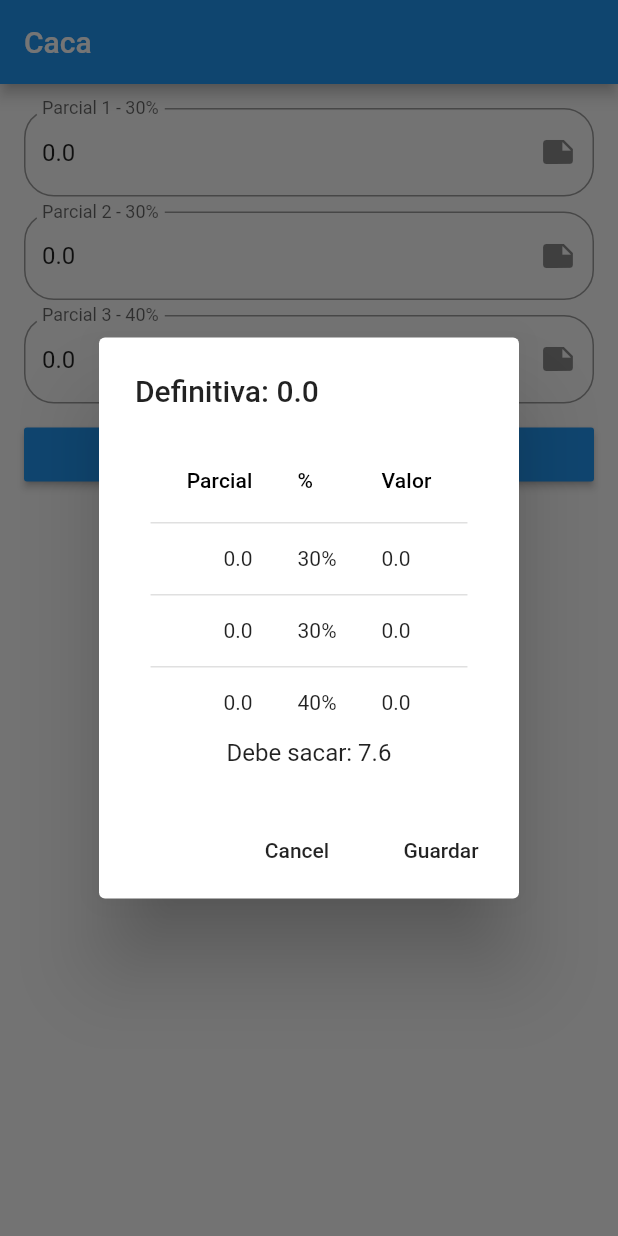
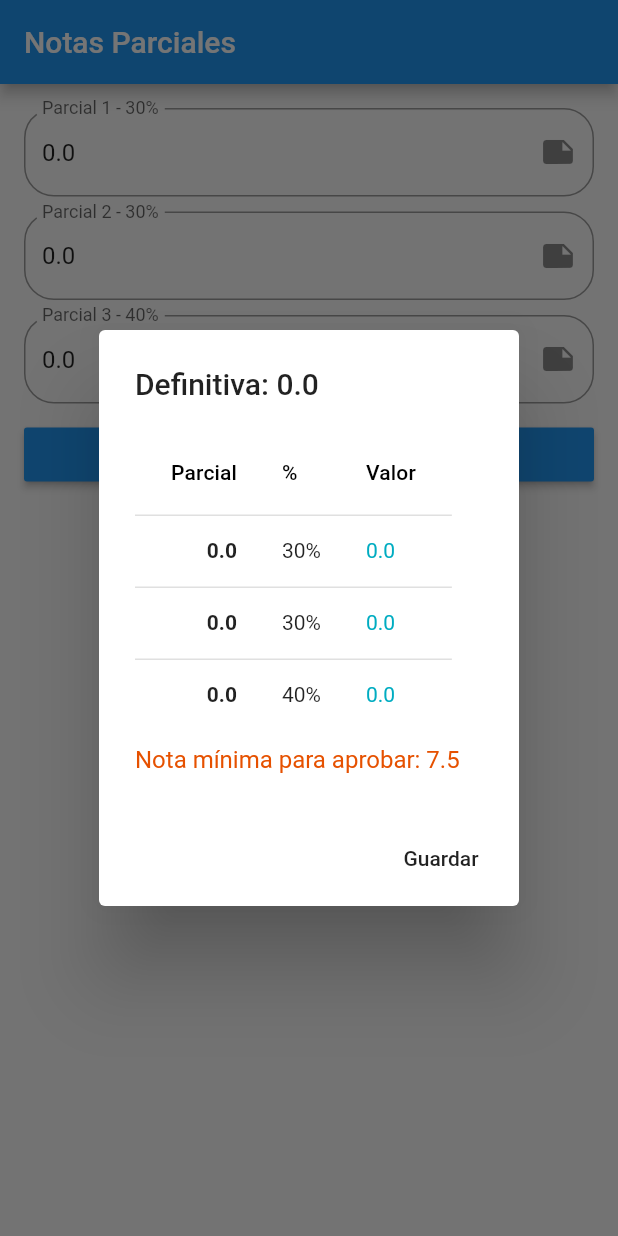
Before and after one commit to durosero/notas_parciales, a Flutter app: the screen it shows after launch, after a tap on "Calcular", on a phone screen of 412 x 824 dp. Run offline on Flutter 3.47's test engine with Material 2 defaults, Android fonts, the phone set to English and light mode, and no system bars.

Commit message:
Correccion de colores y titulo

```diff
--- a/lib/inicio.dart
+++ b/lib/inicio.dart
@@ -23,7 +23,7 @@ class _InicioState extends State<Inicio> {
   Widget build(BuildContext context) {
     return Scaffold(
       appBar: AppBar(
-        title: Text('Caca'),
+        title: Text('Notas Parciales'),
       ),
       body: Center(
         child: Container(
@@ -102,20 +102,19 @@ class _InicioState extends State<Inicio> {
           return AlertDialog(
             title: Text("Definitiva: " + calcularDef().toString()),
             content: Column(
+              crossAxisAlignment: CrossAxisAlignment.start,
               mainAxisSize: MainAxisSize.min,
               children: <Widget>[
               _tabla(),
-              Text("Debe sacar: " + calculaFinal(calcularDef()).toString())
+              Container(height: 10.0,),
+              Text("Nota mínima para aprobar: " + calculaFinal(calcularDef()).toString(),style: TextStyle(color: Color(0xffe65100)),)
             ],),
             actions: <Widget>[
               FlatButton(
-                  child: Text("Cancel"),
-                  onPressed: () {
-                    Navigator.pop(context);
-                  }),
-              FlatButton(
                 child: Text("Guardar"),
-                onPressed: () {},
+                onPressed: () {
+                  Navigator.pop(context);
+                },
               )
             ],
           );
@@ -133,19 +132,19 @@ class _InicioState extends State<Inicio> {
       ],
       rows: <DataRow>[
         DataRow(cells: [
-          DataCell(Text(p1.text)),
+          DataCell(Text(p1.text,style: TextStyle(fontWeight: FontWeight.bold))),
           DataCell(Text("30%")),
-          DataCell(Text("$tp1"))
+          DataCell(Text("$tp1",style: TextStyle(color: Color(0xff00acc1))))
         ]),
         DataRow(cells: [
-          DataCell(Text(p2.text)),
+          DataCell(Text(p2.text,style: TextStyle(fontWeight: FontWeight.bold))),
           DataCell(Text("30%")),
-          DataCell(Text("$tp2"))
+          DataCell(Text("$tp2",style: TextStyle(color: Color(0xff00acc1)),))
         ]),
         DataRow(cells: [
-          DataCell(Text(p3.text)),
+          DataCell(Text(p3.text,style: TextStyle(fontWeight: FontWeight.bold))),
           DataCell(Text("40%")),
-          DataCell(Text("$tp3"))
+          DataCell(Text("$tp3",style: TextStyle(color: Color(0xff00acc1))))
         ]),
       ],
     );
@@ -173,7 +172,7 @@ class _InicioState extends State<Inicio> {
     double contador = 0.0;
     while(total<3.0){
       contador = contador + 0.1;
-      total = def +(contador*0.4);
+      total = roundDouble(def +(contador*0.4),2);
     }
     return roundDouble(contador,2);
 
```
